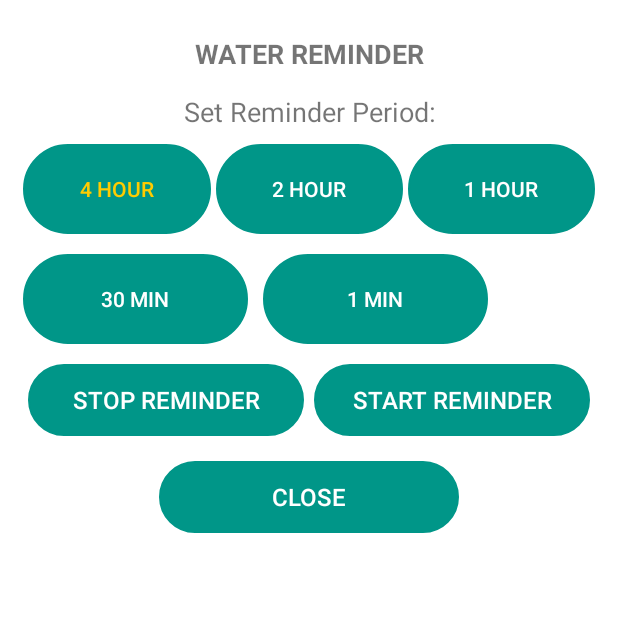
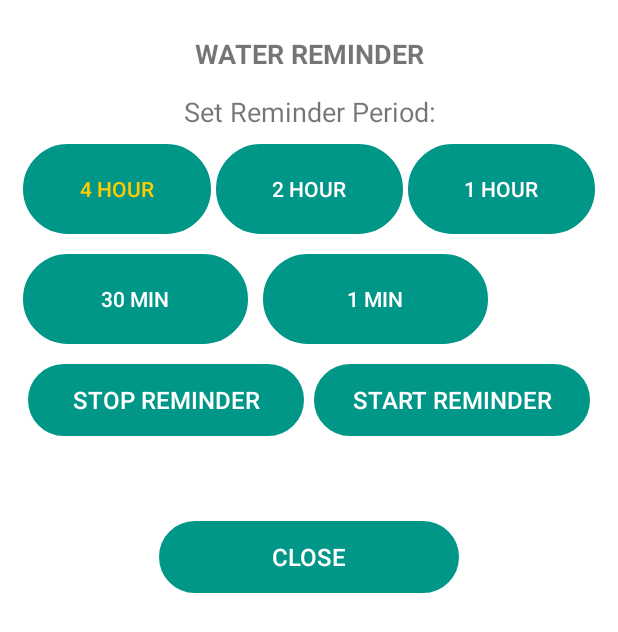
Before and after one commit to a7medelnoor/Runora-App, an Android app: the RemindersActivity screen opened directly, with no data from a screen before it, on a phone screen of 412 x 824 dp. Shown: the top 632 px of the screen. Run offline under Robolectric (Android 15) with nearby library versions, the phone set to English and light mode, and no system bars.

Commit message:
add margin to the close button

```diff
--- a/app/src/main/res/layout-hdpi/activity_reminders.xml
+++ b/app/src/main/res/layout-hdpi/activity_reminders.xml
@@ -139,7 +139,7 @@
 
                 </LinearLayout>
                 <LinearLayout
-                    android:layout_marginTop="10dp"
+                    android:layout_marginTop="50dp"
                     android:layout_gravity="center"
                     android:layout_width="wrap_content"
                     android:layout_height="wrap_content">
```
